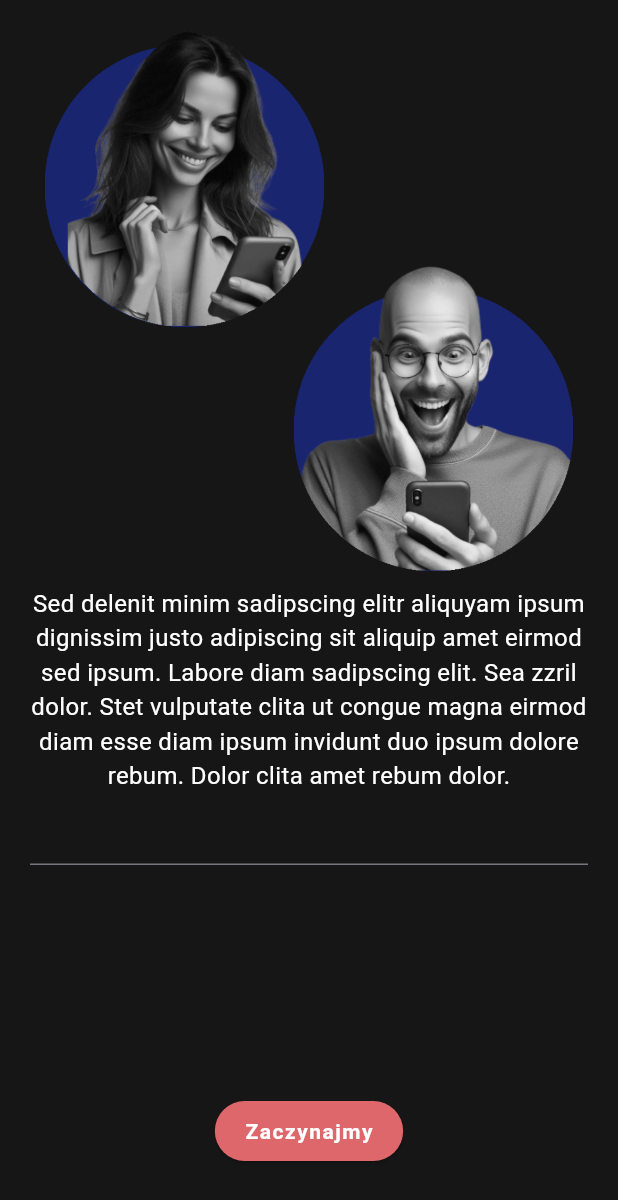
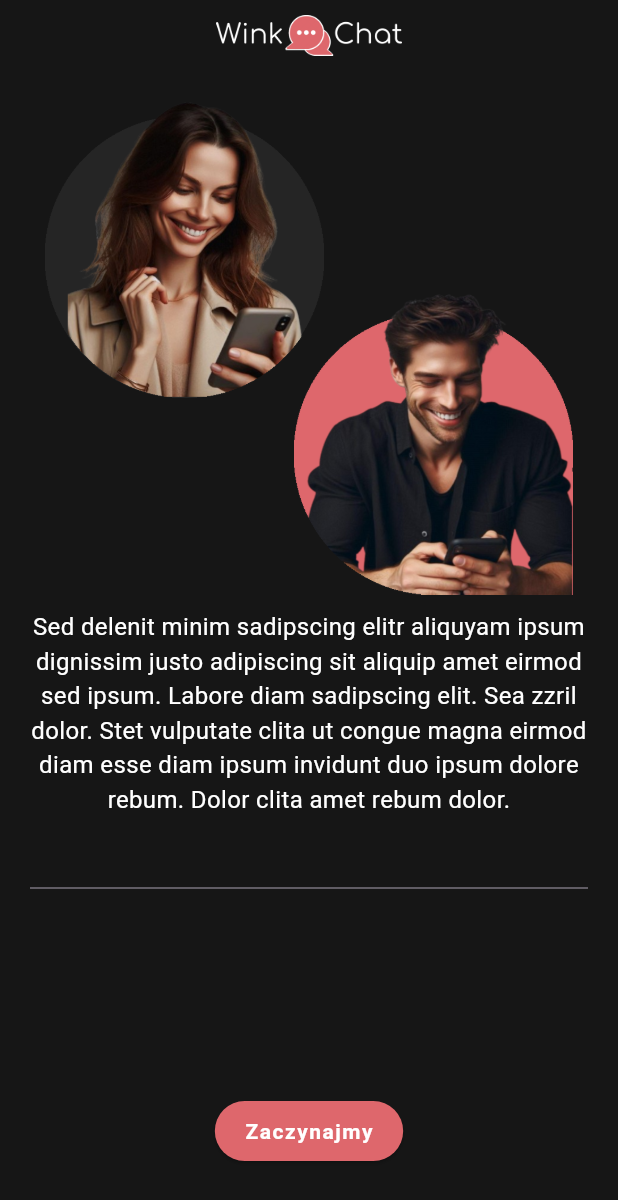
Before and after one commit to GrzSwa/WinkChat, a Flutter app: the screen it shows after launch, swiped to page 3, on a phone screen of 412 x 824 dp. Shown: the top 1200 px of the screen. Run offline on Flutter 3.47's test engine with Material 3 defaults, Android fonts, the phone set to English and light mode, and no system bars; drawn by our look-alikes of carousel_slider; our stand-ins replace bloc, connectivity_plus, equatable, flutter_bloc, flutter_html, flutter_spinkit.

Commit message:
feat: new images and adjusting twoImagesWidget for positioning with enums

```diff
--- a/lib/features/introduction_stepper/presentation/views/username_view.dart
+++ b/lib/features/introduction_stepper/presentation/views/username_view.dart
@@ -1,5 +1,6 @@
 import 'package:flutter/material.dart';
 import 'package:wink_chat/features/introduction_stepper/presentation/widgets/two_images_widget.dart';
+import 'package:wink_chat/shared/widgets/app_logo_widget.dart';
 
 class UsernameView extends StatelessWidget {
   const UsernameView({Key? key}) : super(key: key);
@@ -9,21 +10,28 @@ class UsernameView extends StatelessWidget {
     return SafeArea(
         child: Container(
             color: const Color(0xff161616),
-        child: const Column(
+            child: Column(
               children: [
-            Expanded(
+                Container(
+                    padding: const EdgeInsets.symmetric(vertical: 10),
+                    width: MediaQuery.of(context).size.width * 0.3,
+                    child: const AppLogoWidget(isDark: true)),
+                const Expanded(
                   flex: 2,
-              child: TwoImagesWidget(),
+                  child: TwoImagesWidget(
+                    images: [
+                      'assets/images/av_3.png',
+                      'assets/images/av_2_color.png'
+                    ],
                   ),
-            Text(
+                ),
+                const Text(
                   "Sed delenit minim sadipscing elitr aliquyam ipsum dignissim justo adipiscing sit aliquip amet eirmod sed ipsum. Labore diam sadipscing elit. Sea zzril dolor. Stet vulputate clita ut congue magna eirmod diam esse diam ipsum invidunt duo ipsum dolore rebum. Dolor clita amet rebum dolor.",
                   textAlign: TextAlign.center,
                   style: TextStyle(color: Colors.white, fontSize: 16),
                 ),
-            Expanded(flex: 1, child: TextField())
+                const Expanded(flex: 1, child: TextField())
               ],
-        ),
-      ),
-    );
+            )));
   }
 }
--- a/lib/features/introduction_stepper/presentation/widgets/two_images_widget.dart
+++ b/lib/features/introduction_stepper/presentation/widgets/two_images_widget.dart
@@ -1,32 +1,86 @@
 import 'package:flutter/material.dart';
+import 'package:wink_chat/shared/enums/enums.dart';
 
 class TwoImagesWidget extends StatelessWidget {
-  const TwoImagesWidget({Key? key}) : super(key: key);
+  final TwoImagePosition positioned;
+  final List<String> images;
+  const TwoImagesWidget(
+      {Key? key,
+      required this.images,
+      this.positioned = TwoImagePosition.topLeft})
+      : super(key: key);
 
   @override
   Widget build(BuildContext context) {
     return LayoutBuilder(
       builder: (context, constraints) {
         double _width = constraints.maxWidth;
+        final positions = _getPositions();
         return Stack(
           children: [
             Positioned(
-              top: 10,
-              left: 10,
+              top: positions[0]['top'],
+              left: positions[0]['left'],
+              bottom: positions[0]['bottom'],
+              right: positions[0]['right'],
               child: Image.asset(
-                "assets/images/avatar_2.png",
+                images[0],
                 width: _width / 2,
               ),
             ),
             Positioned(
-              bottom: 10,
-              right: 10,
-              child: Image.asset("assets/images/avatar_3.png"),
-              width: _width / 2,
+              top: positions[1]['top'],
+              left: positions[1]['left'],
+              bottom: positions[1]['bottom'],
+              right: positions[1]['right'],
+              child: Image.asset(
+                images[1],
+                width: _width / 2,
+              ),
             ),
           ],
         );
       },
     );
   }
+
+  List<Map<String, double?>> _getPositions() {
+    switch (positioned) {
+      case TwoImagePosition.topLeft:
+        return [
+          {'top': 10, 'left': 10, 'bottom': null, 'right': null},
+          {'top': null, 'left': null, 'bottom': 10, 'right': 10},
+        ];
+      case TwoImagePosition.topRight:
+        return [
+          {'top': 10, 'left': null, 'bottom': null, 'right': 10},
+          {'top': null, 'left': 10, 'bottom': 10, 'right': null},
+        ];
+      case TwoImagePosition.left:
+        return [
+          {'top': 10, 'left': 10, 'bottom': null, 'right': null},
+          {'top': null, 'left': 10, 'bottom': 10, 'right': null},
+        ];
+      case TwoImagePosition.right:
+        return [
+          {'top': 10, 'left': null, 'bottom': null, 'right': 10},
+          {'top': null, 'left': null, 'bottom': 10, 'right': 10},
+        ];
+      case TwoImagePosition.top:
+        return [
+          {'top': 10, 'left': 10, 'bottom': null, 'right': null},
+          {'top': 10, 'left': null, 'bottom': null, 'right': 10},
+        ];
+      case TwoImagePosition.bottom:
+        return [
+          {'top': null, 'left': 10, 'bottom': 10, 'right': null},
+          {'top': null, 'left': null, 'bottom': 10, 'right': 10},
+        ];
+      default:
+        return [
+          {'top': 10, 'left': 10, 'bottom': null, 'right': null},
+          {'top': null, 'left': null, 'bottom': 10, 'right': 10},
+        ];
+    }
+  }
 }
--- a/lib/shared/enums/enums.dart
+++ b/lib/shared/enums/enums.dart
@@ -1,2 +1,3 @@
 export 'internet_connection_status_enum.dart';
 export 'regulations_and_privacy_policy_enum.dart';
+export 'two_images_position_enum.dart';
--- /dev/null
+++ b/lib/shared/enums/two_images_position_enum.dart
@@ -0,0 +1 @@
+enum TwoImagePosition { left, right, top, bottom, topLeft, topRight }
--- a/pubspec.yaml
+++ b/pubspec.yaml
@@ -40,6 +40,7 @@ dependencies:
   flutter_spinkit: ^5.2.1
   carousel_slider: ^5.0.0
   flutter_html: ^3.0.0-beta.2
+  flutter_keyboard_visibility: ^6.0.0
 
 dev_dependencies:
   flutter_test:
```
Also changed, not shown: assets/images/av_1.png (added), assets/images/av_1_color.png (added), assets/images/av_2.png (added), assets/images/av_2_color.png (added), assets/images/av_3.png (added), assets/images/av_3_color.png (added), assets/images/av_4.png (added), assets/images/av_4_color.png (added), assets/images/avatar_1.png (deleted), assets/images/avatar_2.png (deleted), assets/images/avatar_3.png (deleted), assets/images/avatar_4.png (deleted). Lines whose indentation alone changed are shown as unchanged.
